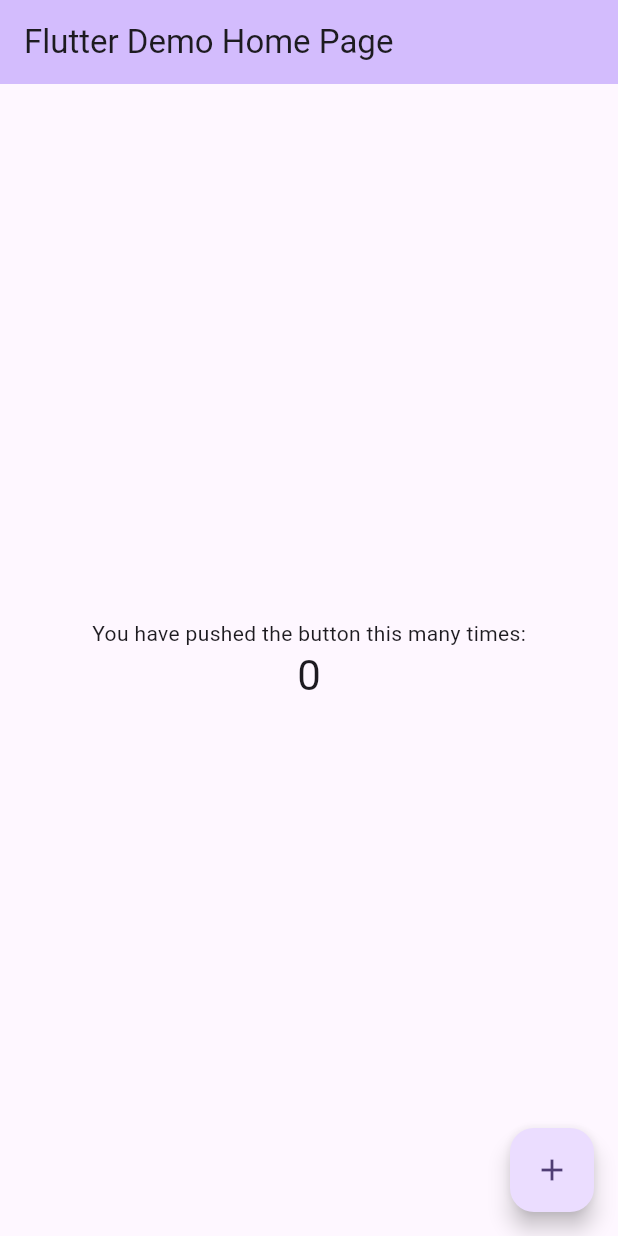
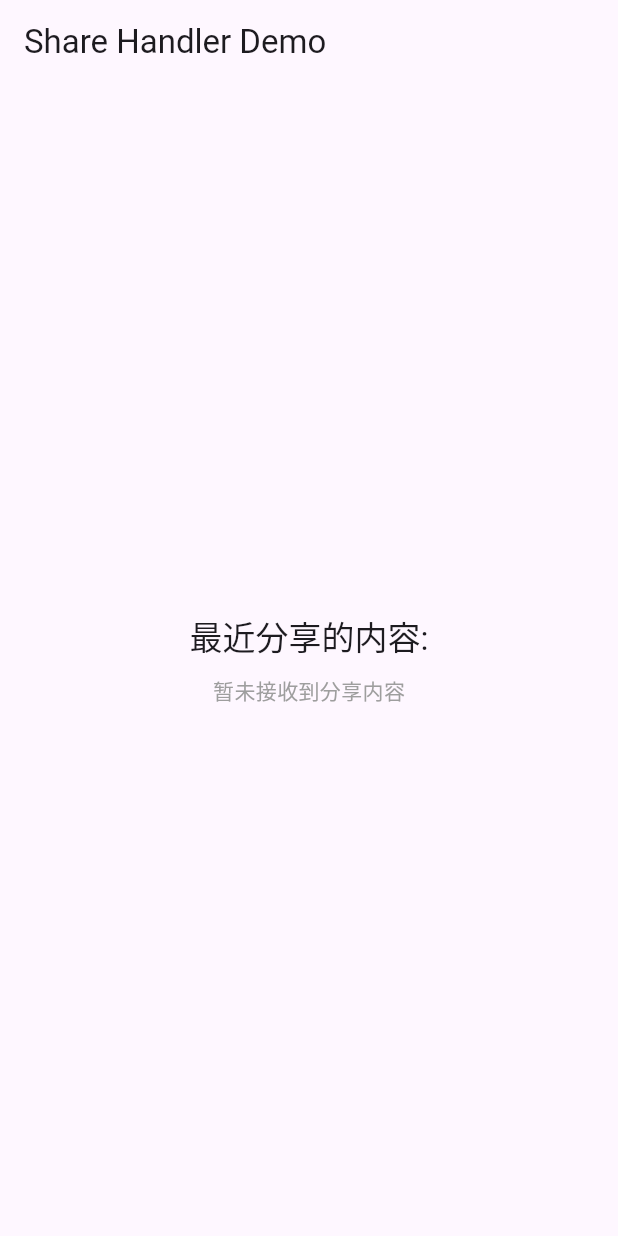
Before and after one commit to future-gole/notebook, a Flutter app: the screen it shows after launch, on a phone screen of 412 x 824 dp. Run offline on Flutter 3.47's test engine with Material 3 defaults, Android fonts, the phone set to English and light mode, and no system bars; missing offline and left inert: share_handler.

Commit message:
feat: 实现接收分享demo

```diff
--- /dev/null
+++ b/lib/HomeScreen.dart
@@ -0,0 +1,79 @@
+import 'dart:async';
+import 'package:flutter/material.dart';
+import 'package:share_handler/share_handler.dart';
+
+class HomeScreen extends StatefulWidget {
+  @override
+  _HomeScreenState createState() => _HomeScreenState();
+}
+
+class _HomeScreenState extends State<HomeScreen> {
+  // 获取插件单例
+  final handler = ShareHandler.instance;
+  SharedMedia? _sharedMedia; // 用于存储分享过来的媒体对象
+  String? sharedContent;
+  @override
+  void initState() {
+    super.initState();
+    _initShareHandler();
+  }
+
+  Future<void> _initShareHandler() async {
+    // 监听：当App在后台/前台运行时，接收到新的分享
+    handler.sharedMediaStream.listen((SharedMedia media) {
+      print('Received shared media while running');
+      _handleSharedData(media);
+    });
+
+    // 获取：当App是关闭状态，通过分享第一次启动
+    final media = await handler.getInitialSharedMedia();
+    if (media != null) {
+      print('Received shared media on launch');
+      _handleSharedData(media);
+    }
+  }
+
+  // 统一的处理入口
+  void _handleSharedData(SharedMedia media) {
+    setState(() {
+      _sharedMedia = media;
+    });
+
+    // 我们只关心第一个附件中的内容（B站等分享过来的是URL）
+    sharedContent = media.content;
+    if (sharedContent == null) return;
+
+    // 提取分享的内容，通常是URL或文本
+    print("Detected shared content: $sharedContent");
+  }
+
+  @override
+  Widget build(BuildContext context) {
+    return Scaffold(
+      appBar: AppBar(
+        title: Text('Share Handler Demo'),
+      ),
+      body: Center(
+        child: Padding(
+          padding: const EdgeInsets.all(16.0),
+          child: Column(
+            mainAxisAlignment: MainAxisAlignment.center,
+            children: <Widget>[
+              Text('最近分享的内容:', style: Theme.of(context).textTheme.titleLarge),
+              SizedBox(height: 10),
+              // 显示分享过来的内容
+              if (sharedContent != null)
+                Text(
+                  sharedContent!,
+                  textAlign: TextAlign.center,
+                  style: TextStyle(fontWeight: FontWeight.bold, fontSize: 16),
+                )
+              else
+                Text("暂未接收到分享内容", style: TextStyle(color: Colors.grey)),
+            ],
+          ),
+        ),
+      ),
+    );
+  }
+}
--- a/lib/main.dart
+++ b/lib/main.dart
@@ -1,4 +1,5 @@
 import 'package:flutter/material.dart';
+import 'package:notebook/HomeScreen.dart';
 
 void main() {
   runApp(const MyApp());
@@ -15,7 +16,7 @@ class MyApp extends StatelessWidget {
       theme: ThemeData(
         colorScheme: ColorScheme.fromSeed(seedColor: Colors.deepPurple),
       ),
-      home: const MyHomePage(title: 'Flutter Demo Home Page'),
+      home: HomeScreen(),
     );
   }
 }
```
